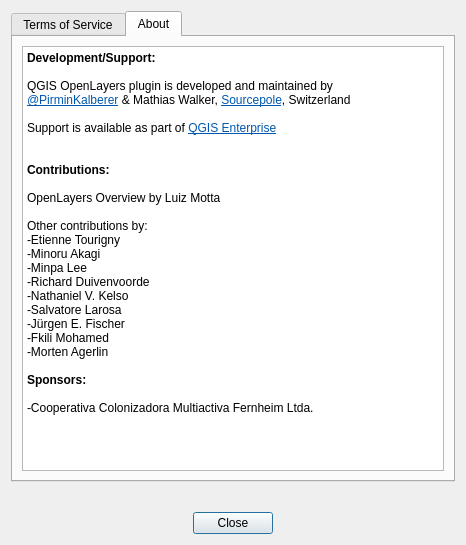
The window that tmsforkorea/ui_about_dialog.ui (mangosystem/qgis-tmsforkorea-plugin) describes before a commit, drawn with Qt 5.
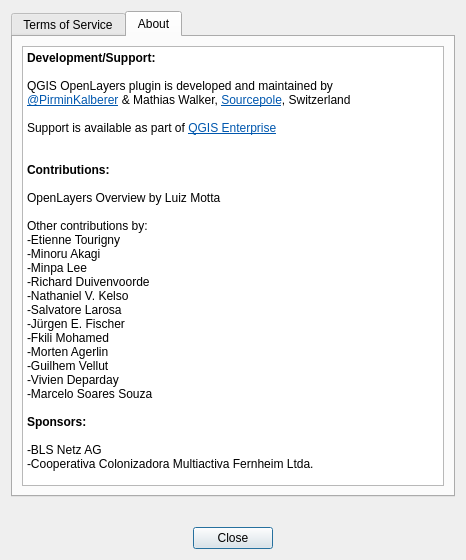
The same window after the commit. The open tabs and pages were chosen to show the change.

The edit to the form file:
```diff
--- a/tmsforkorea/ui_about_dialog.ui
+++ b/tmsforkorea/ui_about_dialog.ui
@@ -7,7 +7,7 @@
     <x>0</x>
     <y>0</y>
     <width>466</width>
-    <height>545</height>
+    <height>560</height>
    </rect>
   </property>
   <property name="windowTitle">
@@ -101,9 +101,13 @@
 &lt;p style=&quot; margin-top:0px; margin-bottom:0px; margin-left:0px; margin-right:0px; -qt-block-indent:0; text-indent:0px;&quot;&gt;-Jürgen E. Fischer&lt;/p&gt;
 &lt;p style=&quot; margin-top:0px; margin-bottom:0px; margin-left:0px; margin-right:0px; -qt-block-indent:0; text-indent:0px;&quot;&gt;-Fkili Mohamed&lt;/p&gt;
 &lt;p style=&quot; margin-top:0px; margin-bottom:0px; margin-left:0px; margin-right:0px; -qt-block-indent:0; text-indent:0px;&quot;&gt;-Morten Agerlin&lt;/p&gt;
+&lt;p style=&quot; margin-top:0px; margin-bottom:0px; margin-left:0px; margin-right:0px; -qt-block-indent:0; text-indent:0px;&quot;&gt;-Guilhem Vellut&lt;/p&gt;
+&lt;p style=&quot; margin-top:0px; margin-bottom:0px; margin-left:0px; margin-right:0px; -qt-block-indent:0; text-indent:0px;&quot;&gt;-Vivien Deparday&lt;/p&gt;
+&lt;p style=&quot; margin-top:0px; margin-bottom:0px; margin-left:0px; margin-right:0px; -qt-block-indent:0; text-indent:0px;&quot;&gt;-Marcelo Soares Souza&lt;/p&gt;
 &lt;p style=&quot;-qt-paragraph-type:empty; margin-top:0px; margin-bottom:0px; margin-left:0px; margin-right:0px; -qt-block-indent:0; text-indent:0px;&quot;&gt;&lt;br /&gt;&lt;/p&gt;
 &lt;p style=&quot; margin-top:0px; margin-bottom:0px; margin-left:0px; margin-right:0px; -qt-block-indent:0; text-indent:0px;&quot;&gt;&lt;span style=&quot; font-weight:600;&quot;&gt;Sponsors:&lt;/span&gt;&lt;/p&gt;
 &lt;p style=&quot;-qt-paragraph-type:empty; margin-top:0px; margin-bottom:0px; margin-left:0px; margin-right:0px; -qt-block-indent:0; text-indent:0px; font-weight:600;&quot;&gt;&lt;br /&gt;&lt;/p&gt;
+&lt;p style=&quot; margin-top:0px; margin-bottom:0px; margin-left:0px; margin-right:0px; -qt-block-indent:0; text-indent:0px;&quot;&gt;-BLS Netz AG&lt;/p&gt;
 &lt;p style=&quot; margin-top:0px; margin-bottom:0px; margin-left:0px; margin-right:0px; -qt-block-indent:0; text-indent:0px;&quot;&gt;-Cooperativa Colonizadora Multiactiva Fernheim Ltda.&lt;/p&gt;&lt;/body&gt;&lt;/html&gt;</string>
          </property>
          <property name="textInteractionFlags">
```
Left out of the diff: 1 changed line with no effect on the pictures.
